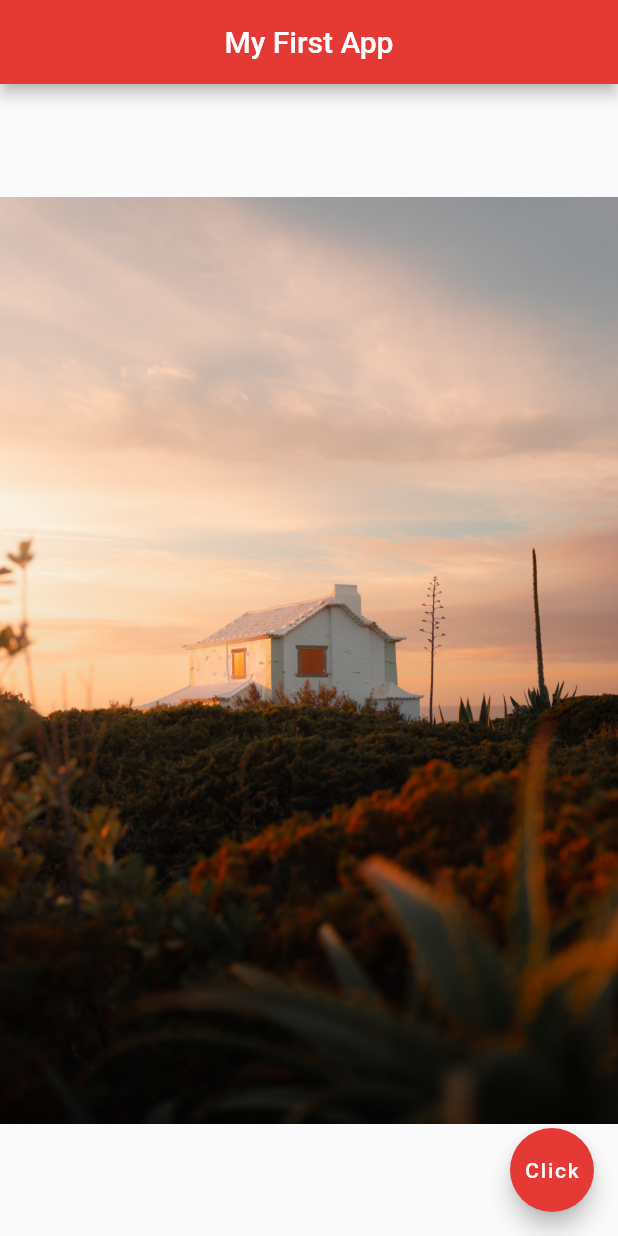
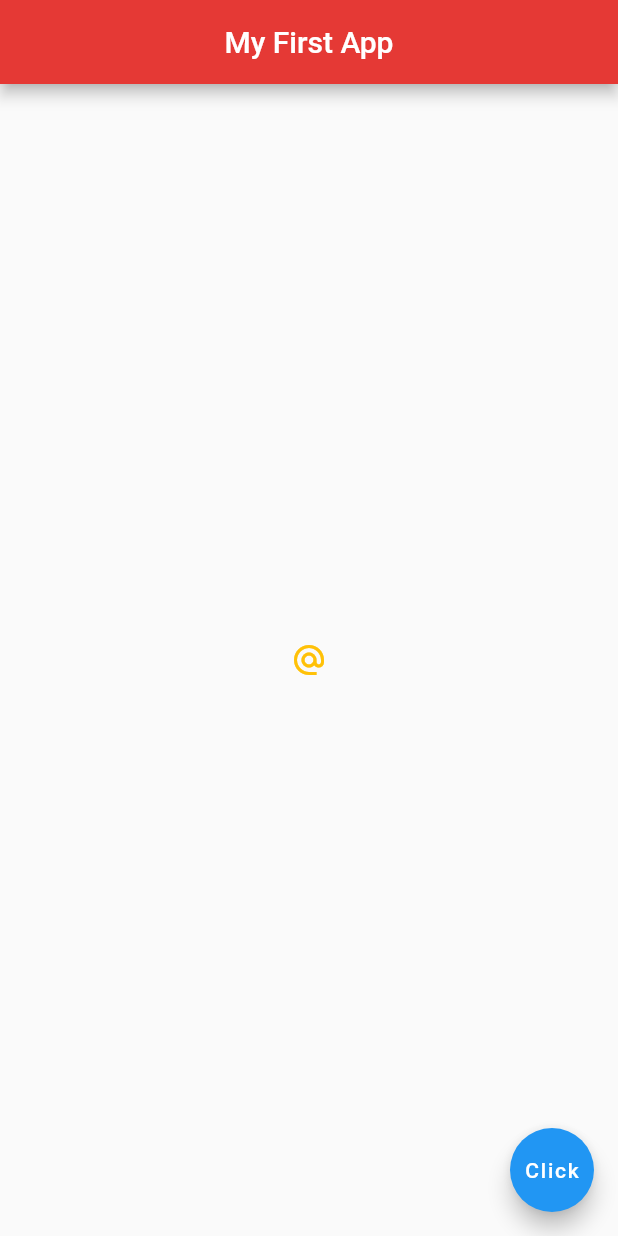
Before and after one commit to Awais-019/flutter_practice, a Flutter app: the screen it shows after launch, on a phone screen of 412 x 824 dp. Run offline on Flutter 3.47's test engine with Material 2 defaults, Android fonts, the phone set to English and light mode, and no system bars.

Commit message:
Icons and buttons

```diff
--- a/lib/main.dart
+++ b/lib/main.dart
@@ -1,4 +1,5 @@
 import 'package:flutter/material.dart';
+import 'package:flutter/services.dart';
 
 void main() {
   runApp(const MaterialApp(
@@ -17,14 +18,24 @@ class Home extends StatelessWidget {
         centerTitle: true,
         backgroundColor: Colors.red[600],
       ),
-      body: const Center(
-          child: Image(
-        image: AssetImage('assets/bg-1.jpg'),
-      ),
+      body: Center(
+        // child: Icon(
+        //   Icons.airport_shuttle,
+        //   color: Colors.lightBlue,
+        //   size: 50.0,
+        // )
+        //   child: ElevatedButton.icon(
+        //       onPressed: () {},
+        //       icon: const Icon(Icons.mail),
+        //       label: const Text("Mail me")),
+        // ),
+        child: IconButton(
+            onPressed: () {},
+            icon: const Icon(Icons.alternate_email),
+            color: Colors.amber),
       ),
       floatingActionButton: FloatingActionButton(
-        onPressed: () => const Text("Clicked"),
-        backgroundColor: Colors.red[600],
+        onPressed: () {},
         child: const Text("Click"),
       ),
     );
```
